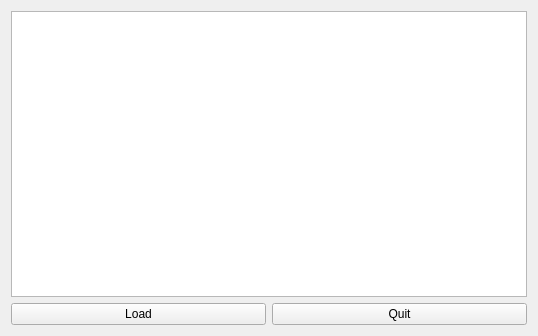
First picture: the form in tools/song-info-pyside/form.ui, repository obook/I-like-Chopin, before the edit.
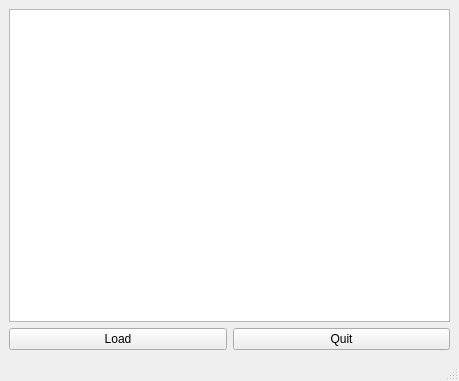
Second picture: the form after the edit.

Diff of the .ui file:
```diff
--- a/tools/song-info-pyside/form.ui
+++ b/tools/song-info-pyside/form.ui
@@ -1,42 +1,35 @@
 <?xml version="1.0" encoding="UTF-8"?>
 <ui version="4.0">
  <class>MainWindow</class>
- <widget class="QWidget" name="MainWindow">
+ <widget class="QMainWindow" name="MainWindow">
   <property name="geometry">
    <rect>
     <x>0</x>
     <y>0</y>
-    <width>538</width>
-    <height>336</height>
+    <width>459</width>
+    <height>381</height>
    </rect>
   </property>
   <property name="windowTitle">
    <string>MainWindow</string>
   </property>
-  <layout class="QGridLayout" name="gridLayout_2">
-   <item row="0" column="0">
+  <widget class="QWidget" name="centralwidget">
     <layout class="QGridLayout" name="gridLayout">
-     <property name="sizeConstraint">
-      <enum>QLayout::SetDefaultConstraint</enum>
-     </property>
-     <item row="0" column="0" colspan="2">
-      <widget class="QPlainTextEdit" name="plainTextEdit">
-       <property name="acceptDrops">
-        <bool>true</bool>
-       </property>
-       <property name="readOnly">
-        <bool>true</bool>
-       </property>
-      </widget>
-     </item>
-     <item row="1" column="0">
+    <item row="0" column="0">
+     <layout class="QVBoxLayout" name="verticalLayout">
+      <item>
+       <widget class="QPlainTextEdit" name="plainTextEdit"/>
+      </item>
+      <item>
+       <layout class="QHBoxLayout" name="horizontalLayout">
+        <item>
       <widget class="QPushButton" name="pushButton_Load">
        <property name="text">
         <string>Load</string>
        </property>
       </widget>
      </item>
-     <item row="1" column="1">
+        <item>
       <widget class="QPushButton" name="pushButton_Quit">
        <property name="text">
         <string>Quit</string>
@@ -46,6 +39,20 @@
     </layout>
    </item>
   </layout>
+    </item>
+   </layout>
+  </widget>
+  <widget class="QMenuBar" name="menubar">
+   <property name="geometry">
+    <rect>
+     <x>0</x>
+     <y>0</y>
+     <width>459</width>
+     <height>22</height>
+    </rect>
+   </property>
+  </widget>
+  <widget class="QStatusBar" name="statusbar"/>
  </widget>
  <resources/>
  <connections/>
```
Lines whose indentation alone changed are shown as unchanged.
